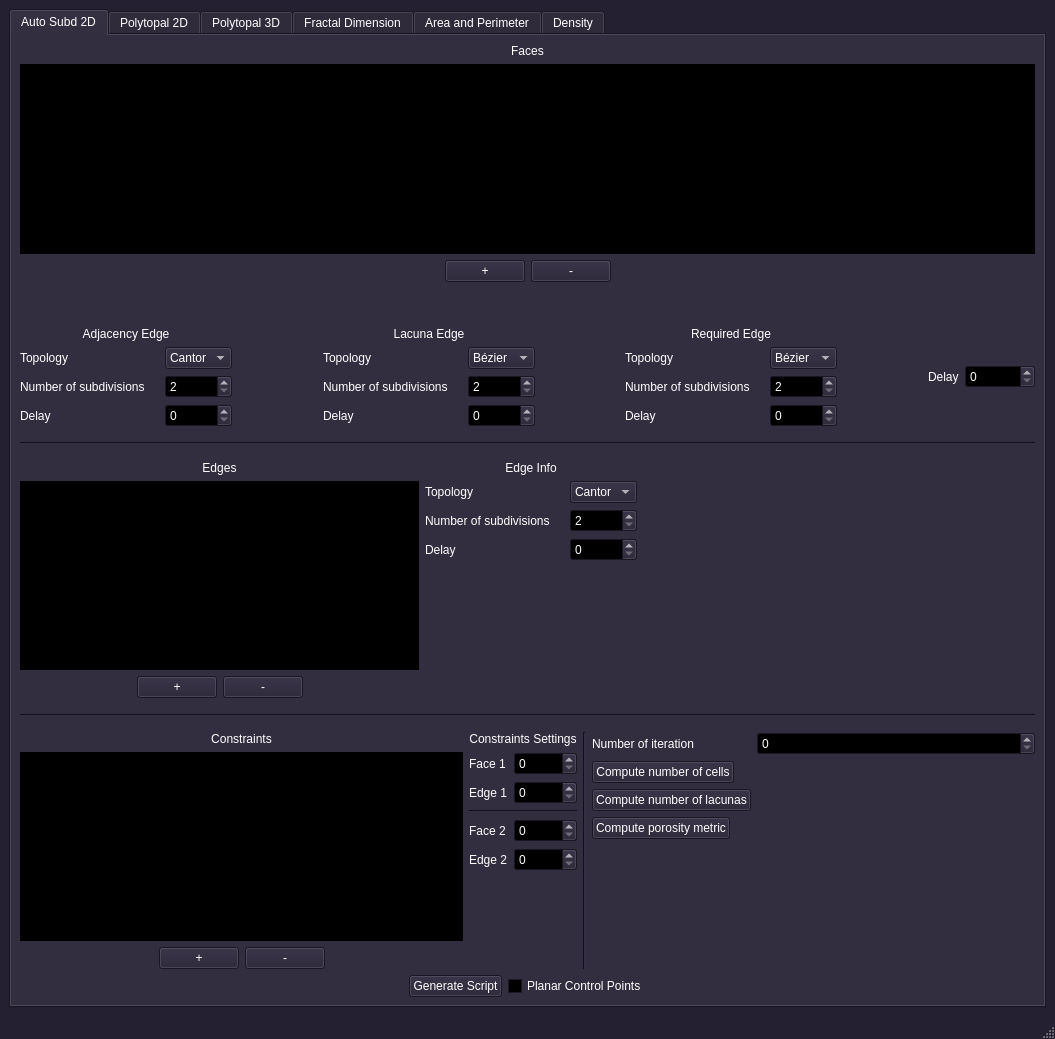
First picture: the form in src/gui/mainwindow.ui, repository borisbordeaux/Auto_Frac, before the edit.
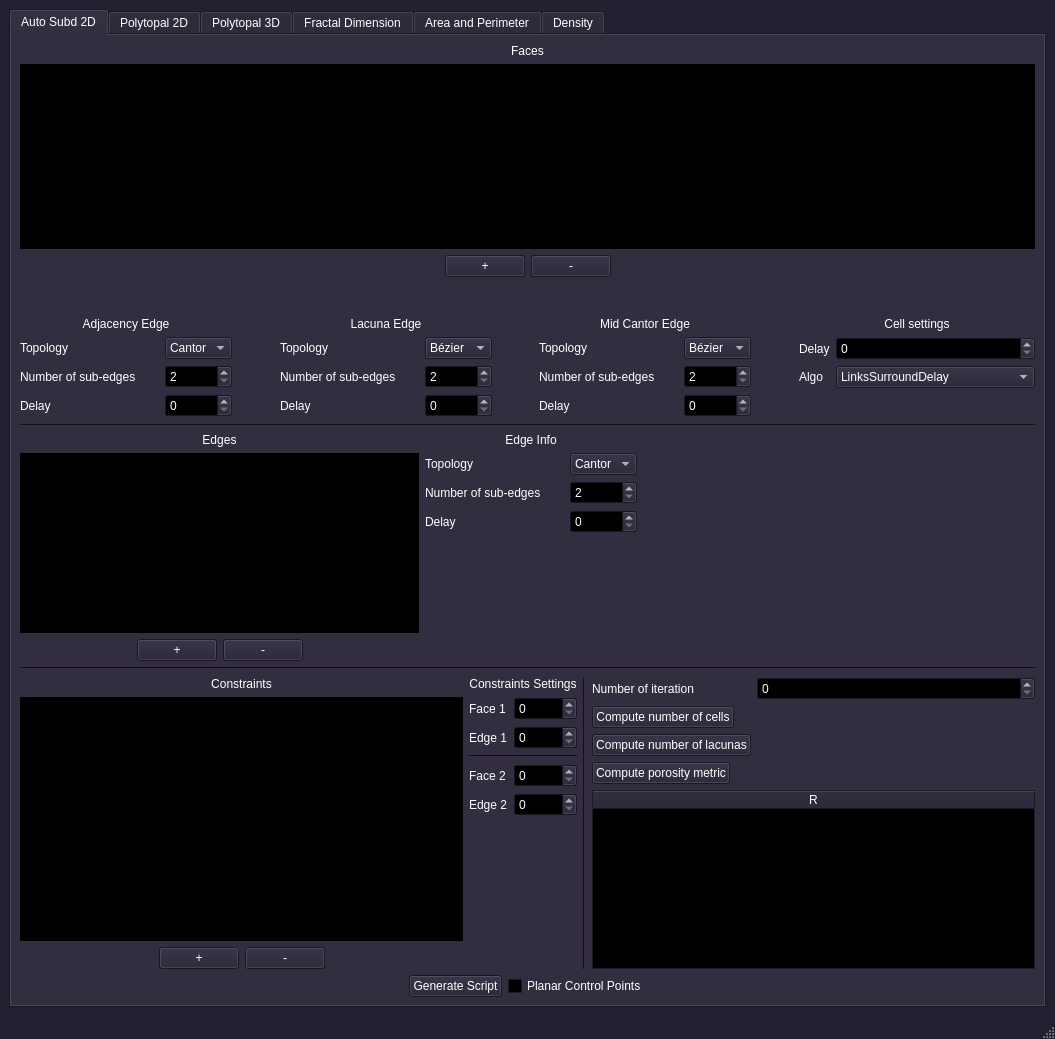
Second picture: the form after the edit.

Commit message: Added another algorithm. Added view for topology metric

```diff
--- a/src/gui/mainwindow.ui
+++ b/src/gui/mainwindow.ui
@@ -578,7 +578,7 @@
              <layout class="QHBoxLayout" name="horizontalLayout">
               <item>
                <layout class="QFormLayout" name="formLayout_3">
-                <item row="1" column="0">
+                <item row="2" column="0">
                  <widget class="QLabel" name="labelTopology_3">
                   <property name="minimumSize">
                    <size>
@@ -591,7 +591,7 @@
                   </property>
                  </widget>
                 </item>
-                <item row="1" column="1">
+                <item row="2" column="1">
                  <widget class="QComboBox" name="comboBox_adjEdgeTopology">
                   <property name="enabled">
                    <bool>true</bool>
@@ -611,7 +611,7 @@
                   </item>
                  </widget>
                 </item>
-                <item row="2" column="0">
+                <item row="3" column="0">
                  <widget class="QLabel" name="labelNumberOfSubdivisions_3">
                   <property name="minimumSize">
                    <size>
@@ -620,11 +620,11 @@
                    </size>
                   </property>
                   <property name="text">
-                   <string>Number of subdivisions</string>
+                   <string>Number of sub-edges</string>
                   </property>
                  </widget>
                 </item>
-                <item row="2" column="1">
+                <item row="3" column="1">
                  <widget class="QSpinBox" name="spinBox_adjEdgeNbSubdivisions">
                   <property name="enabled">
                    <bool>true</bool>
@@ -634,7 +634,7 @@
                   </property>
                  </widget>
                 </item>
-                <item row="3" column="0">
+                <item row="4" column="0">
                  <widget class="QLabel" name="labelDelay_3">
                   <property name="minimumSize">
                    <size>
@@ -647,14 +647,14 @@
                   </property>
                  </widget>
                 </item>
-                <item row="3" column="1">
+                <item row="4" column="1">
                  <widget class="QSpinBox" name="spinBox_adjEdgeDelay">
                   <property name="enabled">
                    <bool>true</bool>
                   </property>
                  </widget>
                 </item>
-                <item row="0" column="0" colspan="2">
+                <item row="1" column="0" colspan="2">
                  <widget class="QLabel" name="label_3">
                   <property name="text">
                    <string>Adjacency Edge</string>
@@ -723,7 +723,7 @@
                    </size>
                   </property>
                   <property name="text">
-                   <string>Number of subdivisions</string>
+                   <string>Number of sub-edges</string>
                   </property>
                  </widget>
                 </item>
@@ -787,7 +787,7 @@
                 <item row="0" column="0" colspan="2">
                  <widget class="QLabel" name="label">
                   <property name="text">
-                   <string>Required Edge</string>
+                   <string>Mid Cantor Edge</string>
                   </property>
                   <property name="alignment">
                    <set>Qt::AlignCenter</set>
@@ -836,7 +836,7 @@
                    </size>
                   </property>
                   <property name="text">
-                   <string>Number of subdivisions</string>
+                   <string>Number of sub-edges</string>
                   </property>
                  </widget>
                 </item>
@@ -886,15 +886,15 @@
                </spacer>
               </item>
               <item>
-               <layout class="QHBoxLayout" name="horizontalLayout_9">
-                <item>
+               <layout class="QFormLayout" name="formLayout_7">
+                <item row="1" column="0">
                  <widget class="QLabel" name="label_13">
                   <property name="text">
                    <string>Delay</string>
                   </property>
                  </widget>
                 </item>
-                <item>
+                <item row="1" column="1">
                  <widget class="QSpinBox" name="spinBox_faceDelay">
                   <property name="enabled">
                    <bool>true</bool>
@@ -907,6 +907,42 @@
                   </property>
                  </widget>
                 </item>
+                <item row="2" column="0">
+                 <widget class="QLabel" name="label_23">
+                  <property name="text">
+                   <string>Algo</string>
+                  </property>
+                 </widget>
+                </item>
+                <item row="2" column="1">
+                 <widget class="QComboBox" name="comboBox_algorithm">
+                  <item>
+                   <property name="text">
+                    <string>LinksSurroundDelay</string>
+                   </property>
+                  </item>
+                  <item>
+                   <property name="text">
+                    <string>LinksSurroundDelayAndBezier</string>
+                   </property>
+                  </item>
+                  <item>
+                   <property name="text">
+                    <string>LinksOnCorners</string>
+                   </property>
+                  </item>
+                 </widget>
+                </item>
+                <item row="0" column="0" colspan="2">
+                 <widget class="QLabel" name="label_24">
+                  <property name="text">
+                   <string>Cell settings</string>
+                  </property>
+                  <property name="alignment">
+                   <set>Qt::AlignCenter</set>
+                  </property>
+                 </widget>
+                </item>
                </layout>
               </item>
              </layout>
@@ -1079,7 +1115,7 @@
                  </size>
                 </property>
                 <property name="text">
-                 <string>Number of subdivisions</string>
+                 <string>Number of sub-edges</string>
                 </property>
                </widget>
               </item>
@@ -1390,7 +1426,7 @@
                 </property>
                </widget>
               </item>
-              <item row="3" column="1">
+              <item row="4" column="1">
                <spacer name="horizontalSpacer_15">
                 <property name="orientation">
                  <enum>Qt::Horizontal</enum>
@@ -1403,13 +1439,49 @@
                 </property>
                </spacer>
               </item>
-              <item row="3" column="0">
+              <item row="4" column="0">
                <widget class="QPushButton" name="pushButton_computePorosity">
                 <property name="text">
                  <string>Compute porosity metric</string>
                 </property>
                </widget>
               </item>
+              <item row="5" column="0" colspan="2">
+               <widget class="QTableWidget" name="tableWidget_TopoMetrics">
+                <property name="horizontalScrollBarPolicy">
+                 <enum>Qt::ScrollBarAlwaysOff</enum>
+                </property>
+                <property name="selectionMode">
+                 <enum>QAbstractItemView::NoSelection</enum>
+                </property>
+                <property name="cornerButtonEnabled">
+                 <bool>false</bool>
+                </property>
+                <property name="columnCount">
+                 <number>1</number>
+                </property>
+                <attribute name="horizontalHeaderVisible">
+                 <bool>true</bool>
+                </attribute>
+                <attribute name="horizontalHeaderCascadingSectionResizes">
+                 <bool>false</bool>
+                </attribute>
+                <attribute name="horizontalHeaderShowSortIndicator" stdset="0">
+                 <bool>false</bool>
+                </attribute>
+                <attribute name="horizontalHeaderStretchLastSection">
+                 <bool>true</bool>
+                </attribute>
+                <attribute name="verticalHeaderStretchLastSection">
+                 <bool>false</bool>
+                </attribute>
+                <column>
+                 <property name="text">
+                  <string>R</string>
+                 </property>
+                </column>
+               </widget>
+              </item>
              </layout>
             </item>
            </layout>
```
Left out of the diff: 69 changed lines with no effect on the pictures. The commit also changes 11 other files.
